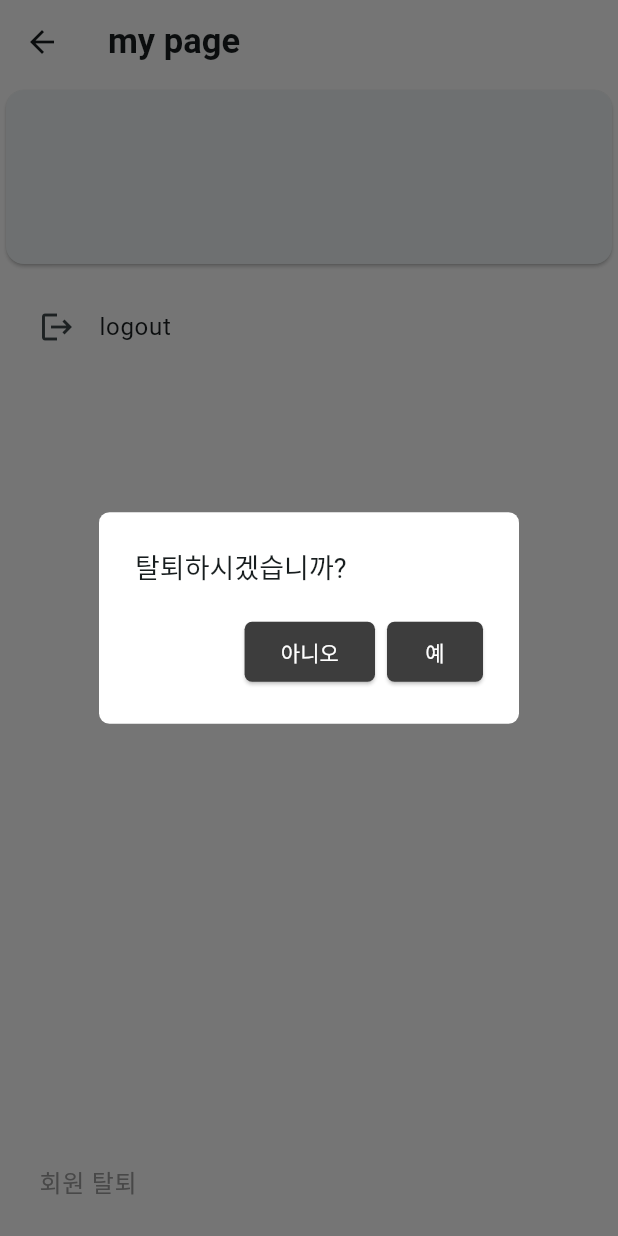
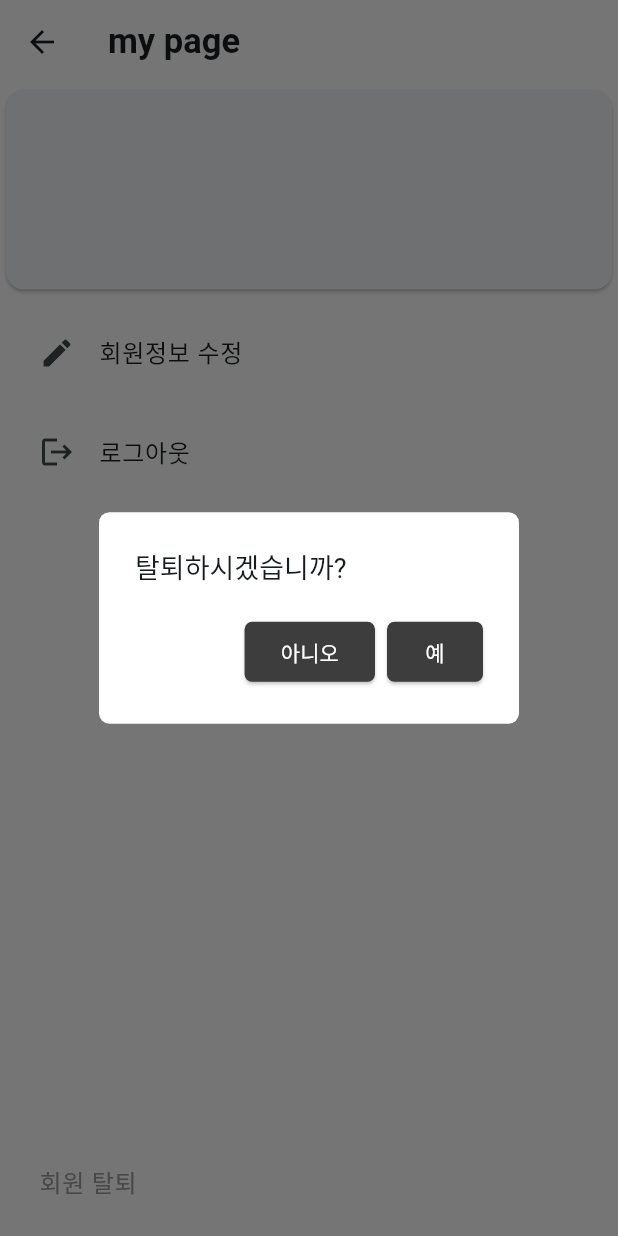
Before and after one commit to imhyunn/mymedic2, a Flutter app: the MyPage screen opened directly, after a tap on "회원 탈퇴", on a phone screen of 412 x 824 dp. Run offline on Flutter 3.47's test engine with Material 3 defaults, Android fonts, the phone set to English and light mode, and no system bars; our stand-ins replace cloud_firestore, dotted_border, firebase_auth, firebase_core, firebase_storage, flutter_colorpicker and 4 more; missing offline and left inert: firebase_app_check, scribble; accounts and stored records are empty; Roboto replaces fonts that are missing (Pretendard).

Commit message:
mypageEdit

```diff
--- a/lib/main.dart
+++ b/lib/main.dart
@@ -1,4 +1,4 @@
-import 'package:flutter/material.dart';
+                                                                    import 'package:flutter/material.dart';
 import 'package:firebase_core/firebase_core.dart';
 import 'package:google_mobile_ads/google_mobile_ads.dart';
 import 'package:mymedic1/screens/bulletinboard/board_edit.dart';
--- a/lib/screens/mypage.dart
+++ b/lib/screens/mypage.dart
@@ -9,6 +9,7 @@ import 'package:flutter/material.dart';
 import 'package:image_picker/image_picker.dart';
 import 'package:mymedic1/screens/home/home_screen.dart';
 import 'package:mymedic1/screens/myapp.dart';
+import 'package:mymedic1/screens/mypage_edit.dart';
 import 'package:mymedic1/screens/sign/login_screen.dart';
 import 'package:mymedic1/screens/sign/signup_screen.dart';
 import 'package:provider/provider.dart';
@@ -155,10 +156,9 @@ class _MyPageState extends State<MyPage> {
               Card(
                 child: Column(
                   children: [
-                    SizedBox(
-                      height: 13,
-                    ),
-                    Row(
+                    Padding(
+                      padding: EdgeInsets.symmetric(vertical: 15),
+                      child: Row(
                         children: [
                           const SizedBox(
                             width: 15,
@@ -216,8 +216,27 @@ class _MyPageState extends State<MyPage> {
                           ),
                         ],
                       ),
+                    ),
                   ],
                 ),
+              ),
+              SizedBox(height: 10,),
+              ListTile(
+                leading: Padding(
+                    padding: EdgeInsets.only(left: 10),
+                    child: Icon(
+                      Icons.edit,
+                    )),
+                title: Text(
+                  '회원정보 수정',
+                ),
+                onTap: () {
+                  Navigator.of(context).push(
+                    MaterialPageRoute(
+                      builder: (BuildContext) => MyPageEdit(),
+                    ),
+                  );
+                },
               ),
               SizedBox(
                 height: 10,
@@ -229,7 +248,7 @@ class _MyPageState extends State<MyPage> {
                       Icons.logout,
                     )),
                 title: Text(
-                  'logout',
+                  '로그아웃',
                   // style: TextStyle(color: Colors.grey),
                 ),
                 onTap: () {
```
Also changed, not shown: lib/screens/home/home_screen.dart (+8 -9 lines), lib/screens/mypage_edit.dart (+73 -176 lines), pubspec.lock, 1 other file. Lines whose indentation alone changed are shown as unchanged.
